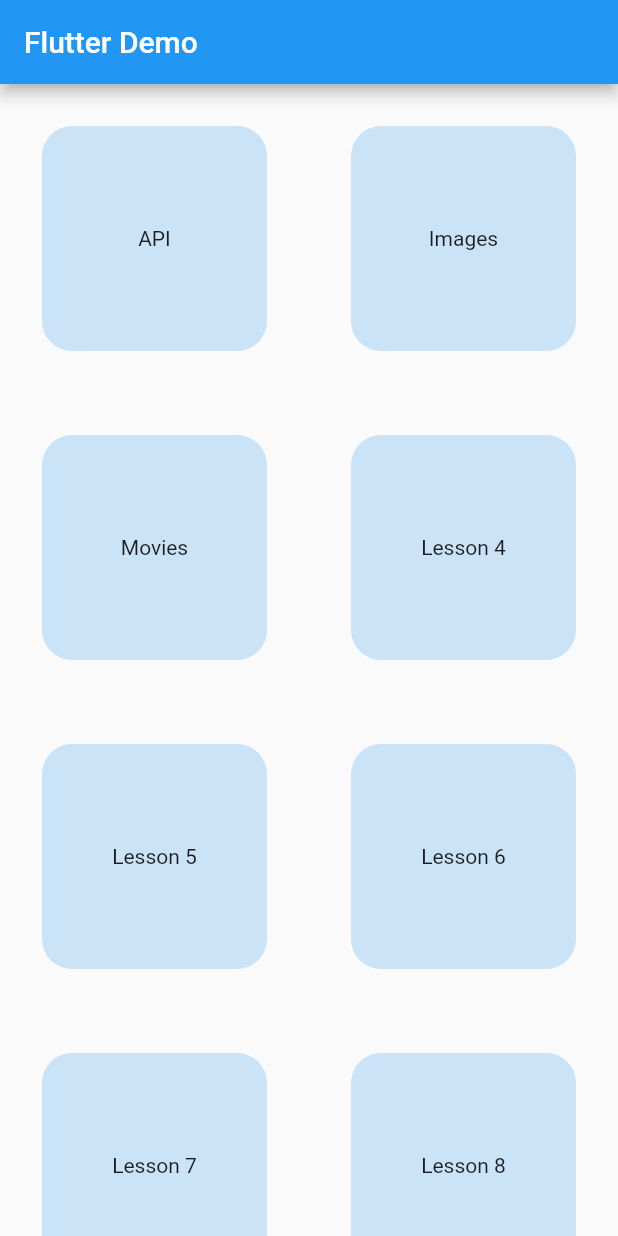
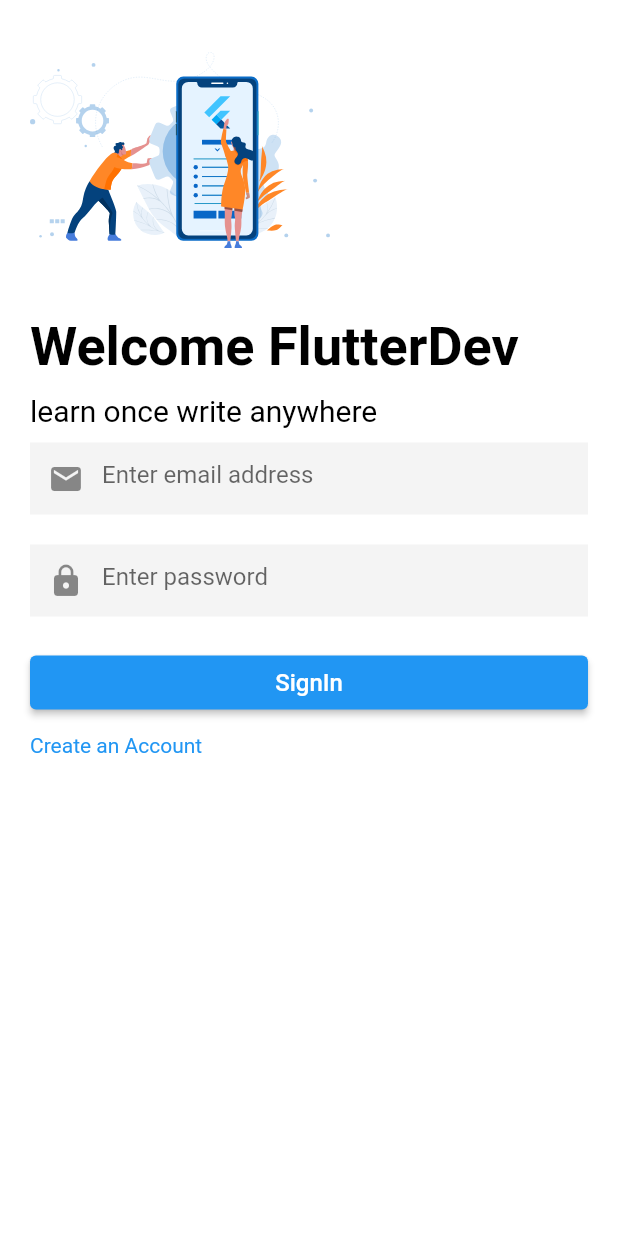
Before and after one commit to Karthikeyan-B-15/flutterDemo, a Flutter app: the screen it shows after launch, on a phone screen of 412 x 824 dp. Run offline on Flutter 3.47's test engine with Material 2 defaults, Android fonts, the phone set to English and light mode, and no system bars; our stand-ins replace firebase_auth, firebase_core, flutter_svg; missing offline and left inert: dart:ffi; accounts and stored records are empty.

```diff
--- /dev/null
+++ b/lib/functions/authFunction.dart
@@ -0,0 +1,25 @@
+import 'package:firebase_auth/firebase_auth.dart';
+import 'package:flutter/material.dart';
+
+signup(
+    String email , String password ) async {
+  try {
+    print(email + password);
+
+    final credential =
+        await FirebaseAuth.instance.createUserWithEmailAndPassword(
+      email: email,
+      password: password,
+    );
+    print('success');
+    // credential.user.;
+  } on FirebaseAuthException catch (e) {
+    if (e.code == 'weak-password') {
+      print('The password provided is too weak.');
+    } else if (e.code == 'email-already-in-use') {
+      print('The account already exists for that email.');
+    }
+  } catch (e) {
+    print(e);
+  }
+}
--- a/lib/widgets/defaultPage.dart
+++ b/lib/widgets/defaultPage.dart
@@ -3,6 +3,7 @@ import 'package:flutter_demo/service/album_service.dart';
 import 'package:flutter_demo/widgets/album.dart';
 import 'package:flutter_demo/widgets/gallery.dart';
 import 'package:flutter_demo/widgets/movies.dart';
+import 'package:flutter_demo/widgets/textFieldDemo.dart';
 
 class DefaultPage extends StatefulWidget {
   const DefaultPage({super.key, required this.data});
@@ -39,6 +40,8 @@ class _DefaultPageState extends State<DefaultPage> {
           return const Gallery();
         case 'Movies':
           return const Movies();
+        case 'Text Fields':
+          return const TextFieldDemo();
         default:
           return const Center(
             child: Text('Hi there'),
--- a/lib/widgets/homePage.dart
+++ b/lib/widgets/homePage.dart
@@ -13,7 +13,7 @@ class _HomePageState extends State<HomePage> {
     'API',
     'Images',
     'Movies',
-    'Lesson 4',
+    'Text Fields',
     'Lesson 5',
     'Lesson 6',
     'Lesson 7',
--- /dev/null
+++ b/lib/widgets/signInPage.dart
@@ -0,0 +1,228 @@
+import 'package:flutter/material.dart';
+import 'package:flutter_demo/functions/authFunction.dart';
+import 'package:flutter_demo/widgets/signUpPage.dart';
+import 'package:flutter_svg/svg.dart';
+
+class SignInPage extends StatefulWidget {
+  const SignInPage({super.key});
+
+  @override
+  State<SignInPage> createState() => _SignInPageState();
+}
+
+class _SignInPageState extends State<SignInPage> {
+  final formKey = GlobalKey<FormState>();
+  String email = '';
+  String password = '';
+  @override
+  Widget build(BuildContext context) {
+    return Scaffold(
+      backgroundColor: Colors.white,
+      body: Form(
+        key: formKey,
+        child: SingleChildScrollView(
+            padding: EdgeInsets.symmetric(horizontal: 20),
+            child: Column(
+              mainAxisAlignment: MainAxisAlignment.center,
+              crossAxisAlignment: CrossAxisAlignment.start,
+              children: [
+                SvgPicture.asset(
+                  'assets/logo.svg',
+                  width: 200,
+                  height: 200,
+                ),
+                const SizedBox(
+                  height: 10,
+                ),
+                const Text(
+                  'Welcome FlutterDev',
+                  style: TextStyle(
+                      color: Colors.black,
+                      fontSize: 36,
+                      fontWeight: FontWeight.bold),
+                ),
+                const SizedBox(
+                  height: 10,
+                ),
+                const Text(
+                  'learn once write anywhere',
+                  style: TextStyle(
+                    color: Colors.black,
+                    fontSize: 20,
+                  ),
+                ),
+                const SizedBox(
+                  height: 10,
+                ),
+                // formField(),
+
+                TextFormField(
+                  key: ValueKey('email'),
+                  decoration: const InputDecoration(
+                      prefixIcon: Icon(
+                        Icons.email,
+                      ),
+                      border: InputBorder.none,
+                      hintText: 'Enter email address',
+                      filled: true,
+                      fillColor: Color(0x1FA3A3A3)),
+                  validator: (value) {
+                    if (!(value.toString().contains('@'))) {
+                      return 'Invalid Email';
+                    } else {
+                      return null;
+                    }
+                  },
+                  onSaved: (value) {
+                    print('dsfgg');
+                    setState(() {
+                      email = value!;
+                    });
+                  },
+                ),
+                const SizedBox(
+                  height: 20,
+                ),
+                TextFormField(
+                  key: ValueKey('password'),
+                  decoration: const InputDecoration(
+                      prefixIcon: Icon(Icons.lock),
+                      border: InputBorder.none,
+                      hintText: 'Enter password',
+                      filled: true,
+                      fillColor: Color(0x1FA3A3A3)),
+                  validator: (value) {
+                    if (value.toString().length < 6) {
+                      return 'Password is so small';
+                    } else {
+                      return null;
+                    }
+                  },
+                  onSaved: (value) {
+                    setState(() {
+                      print(value);
+                      password = value!;
+                    });
+                  },
+                ),
+                const SizedBox(
+                  height: 20,
+                ),
+                SizedBox(
+                    width: double.infinity,
+                    child: ElevatedButton(
+                        onPressed: () {
+                          if (formKey.currentState!.validate()) {
+                            formKey.currentState!.save();
+                            print('clicked' + email);
+                            // signup(email, password);
+                          }
+
+                          // signup();
+                        },
+                        child: const Text(
+                          'SignIn',
+                          style: TextStyle(fontSize: 16),
+                        ))),
+                const SizedBox(
+                  height: 10,
+                ),
+                GestureDetector(
+                  onTap: () {
+                    Navigator.push(
+                        context,
+                        MaterialPageRoute(
+                            builder: (context) => const Day24Authentication()));
+                  },
+                  child: const Text('Create an Account',
+                      style: TextStyle(color: Colors.blue, fontSize: 14)),
+                )
+              ],
+            )),
+      ),
+    );
+  }
+
+  Widget formField() {
+    return Form(
+        key: formKey,
+        child: Column(
+          children: [
+            TextFormField(
+              key: ValueKey('email'),
+              decoration: const InputDecoration(
+                  prefixIcon: Icon(
+                    Icons.email,
+                  ),
+                  border: InputBorder.none,
+                  hintText: 'Enter email address',
+                  filled: true,
+                  fillColor: Color(0x1FA3A3A3)),
+              validator: (value) {
+                if (!(value.toString().contains('@'))) {
+                  return 'Invalid Email';
+                } else {
+                  return null;
+                }
+              },
+              onSaved: (value) {
+                setState(() {
+                  email = value!;
+                });
+              },
+            ),
+            const SizedBox(
+              height: 20,
+            ),
+            TextFormField(
+              key: ValueKey('password'),
+              decoration: const InputDecoration(
+                  prefixIcon: Icon(Icons.lock),
+                  border: InputBorder.none,
+                  hintText: 'Enter password',
+                  filled: true,
+                  fillColor: Color(0x1FA3A3A3)),
+              validator: (value) {
+                if (value.toString().length < 6) {
+                  return 'Password is so small';
+                } else {
+                  return null;
+                }
+              },
+              onSaved: (value) {
+                setState(() {
+                  password = value!;
+                });
+              },
+            ),
+            const SizedBox(
+              height: 20,
+            ),
+            SizedBox(
+                width: double.infinity,
+                child: ElevatedButton(
+                    onPressed: () {
+                      print('clicked' + email);
+                      // signup();
+                    },
+                    child: const Text(
+                      'SignIn',
+                      style: TextStyle(fontSize: 16),
+                    ))),
+            const SizedBox(
+              height: 10,
+            ),
+            GestureDetector(
+              onTap: () {
+                Navigator.push(
+                    context,
+                    MaterialPageRoute(
+                        builder: (context) => const Day24Authentication()));
+              },
+              child: const Text('Create an Account',
+                  style: TextStyle(color: Colors.blue, fontSize: 14)),
+            )
+          ],
+        ));
+  }
+}
--- a/pubspec.yaml
+++ b/pubspec.yaml
@@ -42,6 +42,7 @@ dependencies:
   cloud_firestore: ^4.5.0
   firebase_storage: ^11.1.0
   firebase_core: ^2.9.0
+  flutter_svg: ^2.0.5
 
 dev_dependencies:
   flutter_test:
@@ -66,7 +67,8 @@ flutter:
   uses-material-design: true
 
   # To add assets to your application, add an assets section, like this:
-  # assets:
+  assets:
+      - assets/logo.svg
   #   - images/a_dot_burr.jpeg
   #   - images/a_dot_ham.jpeg
 
```
Also changed, not shown: lib/main.dart (+5 -3 lines), lib/widgets/signUpPage.dart (added, +114 -0 lines), lib/widgets/textFieldDemo.dart (added, +84 -0 lines), assets/logo.svg (added), pubspec.lock.
